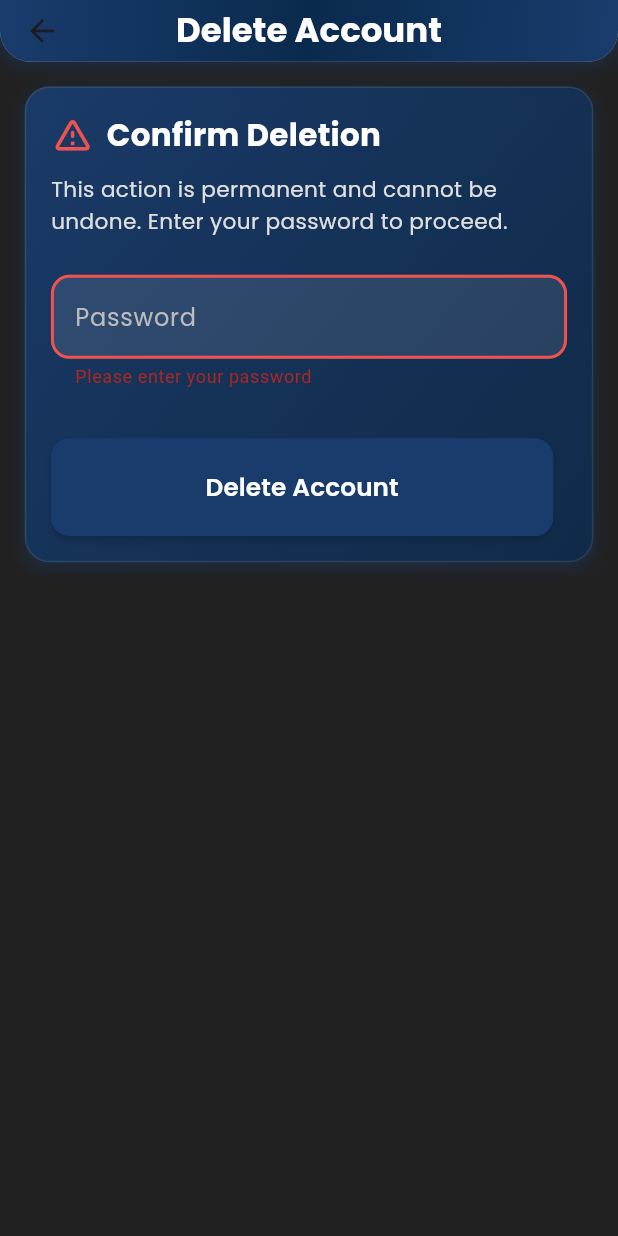
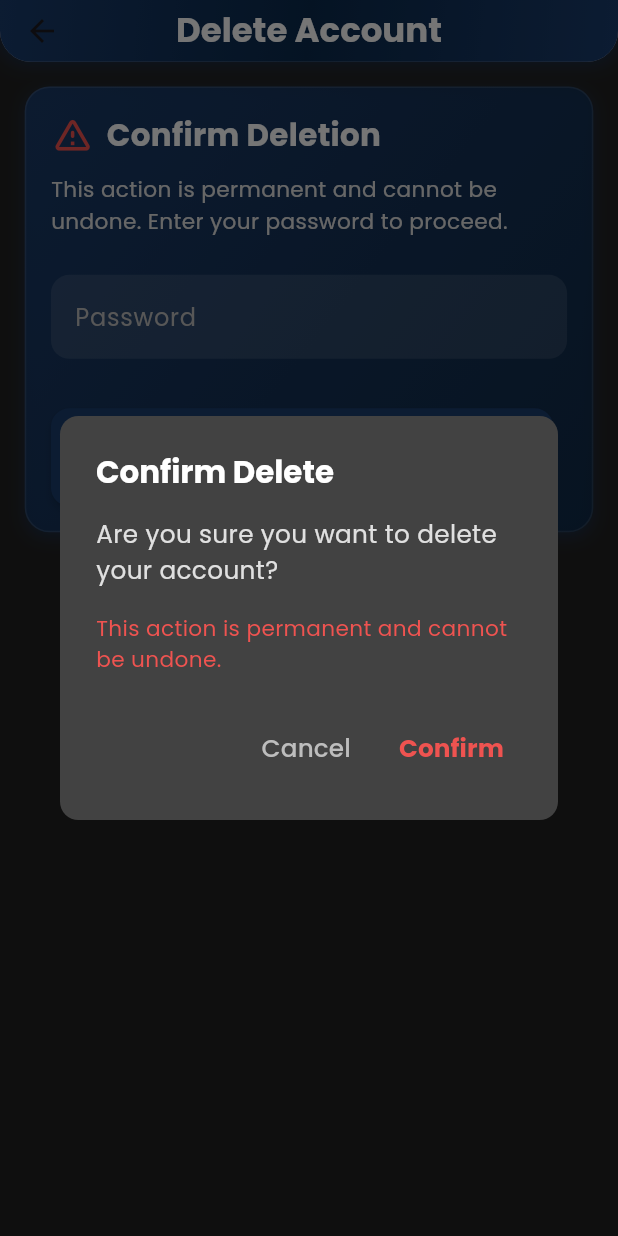
Before and after one commit to deepankar0611/split_wise, a Flutter app: the DeleteAccountScreen screen opened directly, after a tap on "Delete Account", on a phone screen of 412 x 824 dp. Run offline on Flutter 3.47's test engine with Material 3 defaults, Android fonts, the phone set to English and light mode, and no system bars; our stand-ins replace animate_do, cached_network_image, cloud_firestore, device_preview, firebase_auth, firebase_core and 15 more; accounts and stored records are empty; project files that could hold a hidden picture were left out.

Commit message:
bug fixes and enhance the ui

```diff
--- a/lib/Profile/delete_account_screen.dart
+++ b/lib/Profile/delete_account_screen.dart
@@ -62,6 +62,72 @@ class _DeleteAccountScreenState extends State<DeleteAccountScreen> {
     } finally {
       setState(() => _isLoading = false);
     }
+  }
+
+  Future<void> _showConfirmationDialog() async {
+    final screenWidth = MediaQuery.of(context).size.width;
+    final screenHeight = MediaQuery.of(context).size.height;
+
+    return showDialog<void>(
+      context: context,
+      barrierDismissible: false, // User must tap button!
+      builder: (BuildContext context) {
+        return AlertDialog(
+          backgroundColor: Colors.grey.shade800,
+          shape: RoundedRectangleBorder(borderRadius: BorderRadius.circular(screenWidth * 0.03)),
+          title: Text(
+            'Confirm Delete',
+            style: GoogleFonts.poppins(
+              color: Colors.white,
+              fontWeight: FontWeight.bold,
+              fontSize: screenWidth * 0.05,
+            ),
+          ),
+          content: SingleChildScrollView(
+            child: ListBody(
+              children: <Widget>[
+                Text(
+                  'Are you sure you want to delete your account?',
+                  style: GoogleFonts.poppins(color: Colors.grey.shade300, fontSize: screenWidth * 0.04),
+                ),
+                SizedBox(height: screenHeight * 0.02),
+                Text(
+                  'This action is permanent and cannot be undone.',
+                  style: GoogleFonts.poppins(color: Colors.red.shade400, fontSize: screenWidth * 0.035),
+                ),
+              ],
+            ),
+          ),
+          actions: <Widget>[
+            TextButton(
+              style: TextButton.styleFrom(
+                foregroundColor: Colors.grey.shade400,
+              ),
+              child: Text(
+                'Cancel',
+                style: GoogleFonts.poppins(fontSize: screenWidth * 0.04),
+              ),
+              onPressed: () {
+                Navigator.of(context).pop(); // Dismiss the dialog
+              },
+            ),
+            TextButton(
+              style: TextButton.styleFrom(
+                foregroundColor: Colors.red.shade400,
+              ),
+              child: Text(
+                'Confirm',
+                style: GoogleFonts.poppins(fontSize: screenWidth * 0.04, fontWeight: FontWeight.bold),
+              ),
+              onPressed: () {
+                Navigator.of(context).pop(); // Dismiss the dialog
+                _deleteAccount(); // Call the delete account function
+              },
+            ),
+          ],
+        );
+      },
+    );
   }
 
   @override
@@ -205,7 +271,7 @@ class _DeleteAccountScreenState extends State<DeleteAccountScreen> {
                   ),
                   SizedBox(height: screenHeight * 0.04),
                   ElevatedButton(
-                    onPressed: _isLoading ? null : _deleteAccount,
+                    onPressed: _isLoading ? null : _showConfirmationDialog,
                     style: ElevatedButton.styleFrom(
                       padding: EdgeInsets.symmetric(
                         horizontal: screenWidth * 0.25,
```
